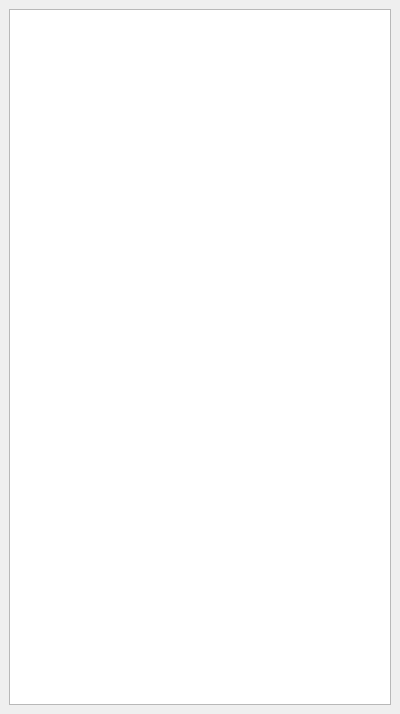
First picture: the form in autoscoper/src/ui/ui-files/FilterDockWidget.ui, repository BrownBiomechanics/Autoscoper, before the edit.
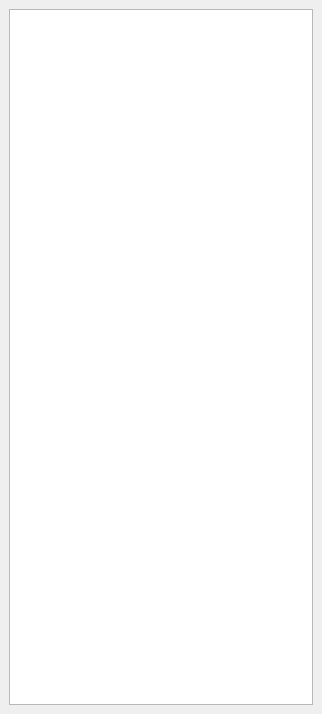
Second picture: the form after the edit. Custom widgets are drawn as their Qt base class.

Commit message: Fixed the CMake problem for windows 7, and adjustes some view sizes.

Patch:
```diff
--- a/autoscoper/src/ui/ui-files/FilterDockWidget.ui
+++ b/autoscoper/src/ui/ui-files/FilterDockWidget.ui
@@ -6,14 +6,14 @@
    <rect>
     <x>0</x>
     <y>0</y>
-    <width>400</width>
+    <width>322</width>
     <height>714</height>
    </rect>
   </property>
   <property name="minimumSize">
    <size>
-    <width>239</width>
-    <height>111</height>
+    <width>0</width>
+    <height>0</height>
    </size>
   </property>
   <property name="windowTitle">
@@ -23,6 +23,12 @@
    <layout class="QGridLayout" name="gridLayout">
     <item row="0" column="0">
      <widget class="FilterTreeWidget" name="treeWidget">
+      <property name="minimumSize">
+       <size>
+        <width>300</width>
+        <height>150</height>
+       </size>
+      </property>
       <attribute name="headerVisible">
        <bool>false</bool>
       </attribute>
```
The commit also changes 7 other files.
